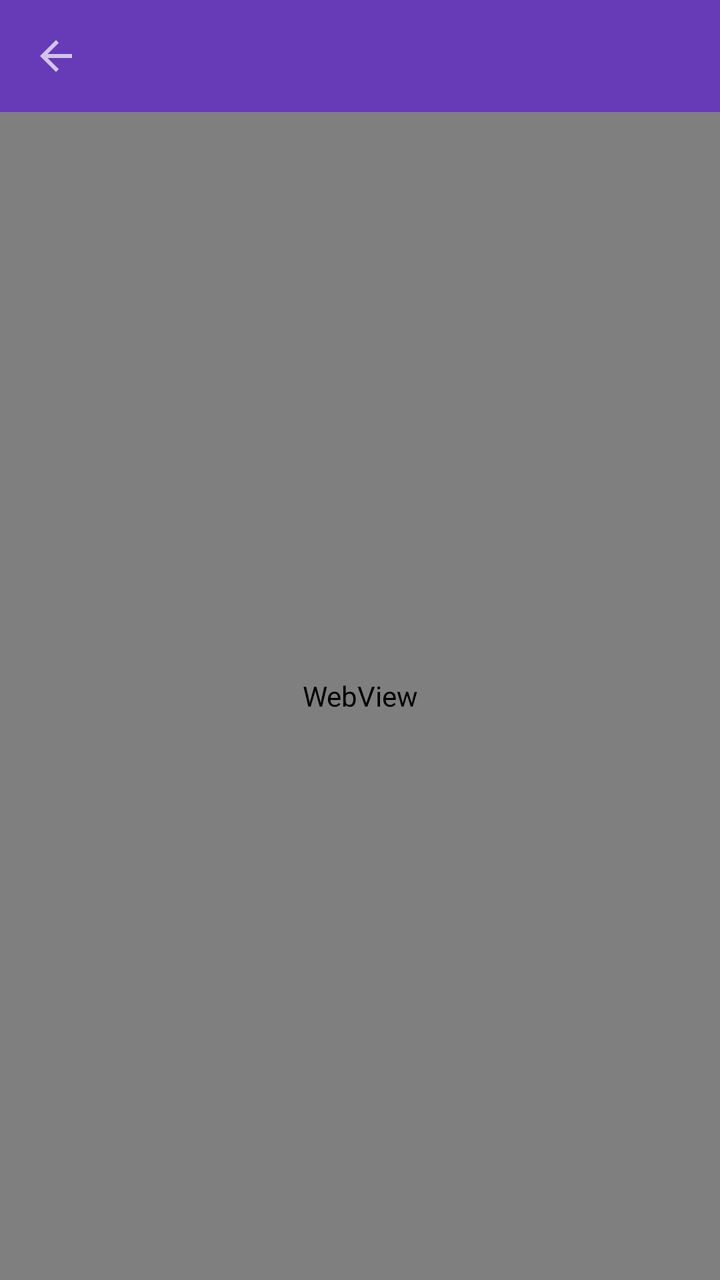
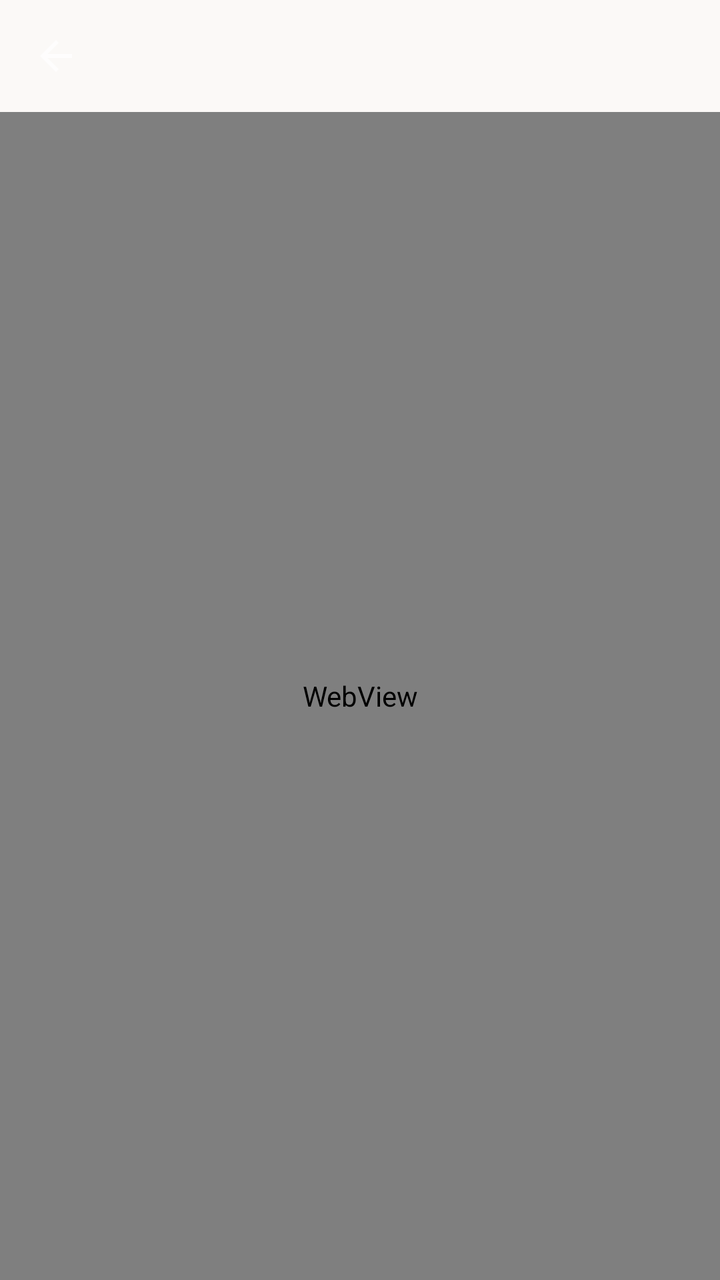

Compare the two renders of this Android layout. The source of the first and the diff that turns it into the second are given below.
<!-- AndroidManifest.xml: activity theme Theme.AppCompat.NoActionBar -->
<!-- res/layout/activity_webview.xml -->
<?xml version="1.0" encoding="utf-8"?>
<LinearLayout xmlns:android="http://schemas.android.com/apk/res/android"
    xmlns:app="http://schemas.android.com/apk/res-auto"
    android:layout_width="match_parent"
    android:layout_height="match_parent"
    android:orientation="vertical">

    <com.google.android.material.appbar.AppBarLayout
        android:layout_width="match_parent"
        android:layout_height="wrap_content">

        <androidx.appcompat.widget.Toolbar
            android:id="@+id/toolbar"
            android:layout_width="match_parent"
            android:layout_height="?attr/actionBarSize"
            android:background="#673AB7"
            app:titleTextColor="@android:color/white"
            app:navigationIcon="?attr/homeAsUpIndicator" />

    </com.google.android.material.appbar.AppBarLayout>

    <ProgressBar
        android:id="@+id/progressBar"
        style="?android:attr/progressBarStyleHorizontal"
        android:layout_width="match_parent"
        android:layout_height="3dp"
        android:max="100"
        android:progress="0"
        android:visibility="gone" />

    <WebView
        android:id="@+id/webView"
        android:layout_width="match_parent"
        android:layout_height="match_parent" />

</LinearLayout>
<!-- resources referenced by this layout -->
<resources>

</resources>

<!-- the commit's change to res/layout/activity_webview.xml (unified diff, before → after) -->
@@ -13,7 +13,7 @@
             android:id="@+id/toolbar"
             android:layout_width="match_parent"
             android:layout_height="?attr/actionBarSize"
-            android:background="#673AB7"
+            android:background="@color/surface_card"
             app:titleTextColor="@android:color/white"
             app:navigationIcon="?attr/homeAsUpIndicator" />
 
<!-- resource entries referenced after the edit -->
@@ -1,5 +1,5 @@
 <!-- resources referenced by this layout -->
 <resources>
-
+  <color name="surface_card">#FFFBF9F7</color>
 </resources>
 
